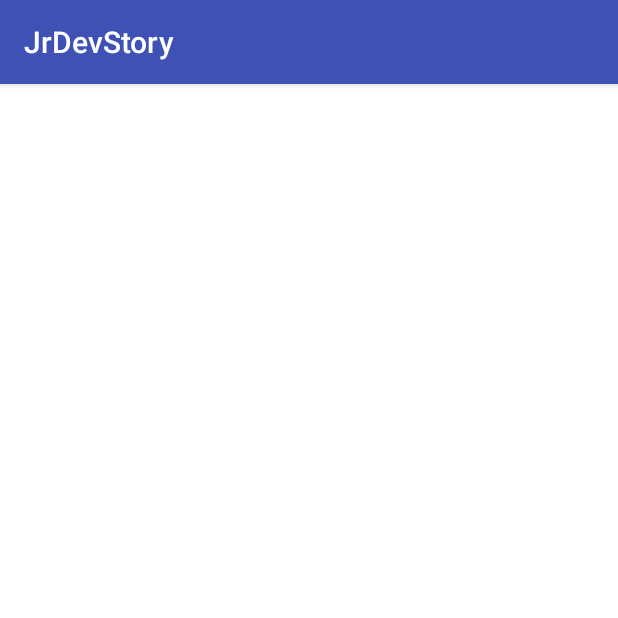
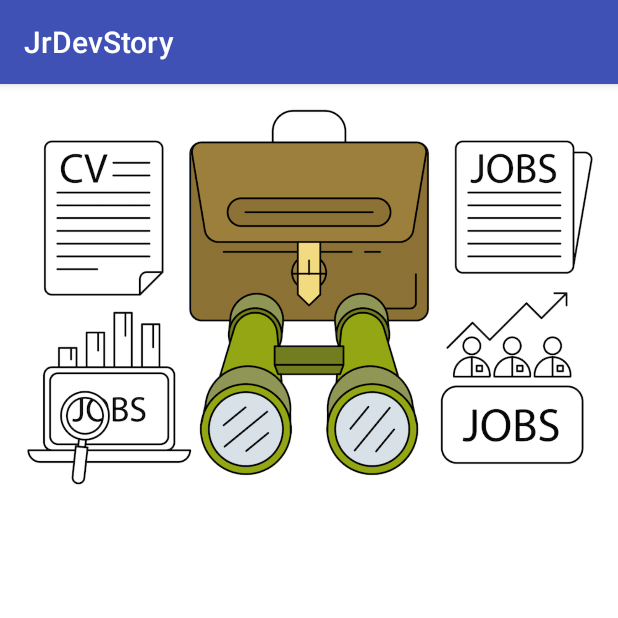
Before and after one commit to CalebPaul/dev-story, an Android app: the screen it shows after launch (StoryActivity), after a tap on "START THE JOB HUNT!", on a phone screen of 412 x 824 dp, the top half of it. Run offline under Robolectric (Android 15) with nearby library versions, the phone set to English and light mode, and no system bars.

Commit message:
add code to dynamically load bg images

```diff
--- a/app/src/main/java/calebpaul/jrdevstory/ui/StoryActivity.java
+++ b/app/src/main/java/calebpaul/jrdevstory/ui/StoryActivity.java
@@ -1,24 +1,52 @@
 package calebpaul.jrdevstory.ui;
 
 import android.content.Intent;
+import android.graphics.drawable.Drawable;
 import android.os.Bundle;
+import android.support.v4.content.ContextCompat;
 import android.support.v7.app.AppCompatActivity;
+import android.widget.Button;
+import android.widget.ImageView;
+import android.widget.TextView;
 
 import calebpaul.jrdevstory.R;
+import calebpaul.jrdevstory.model.Page;
+import calebpaul.jrdevstory.model.Story;
 
 public class StoryActivity extends AppCompatActivity {
 
     public final static String TAG = StoryActivity.class.getSimpleName();
+
+    private Story story;
+    private ImageView storyImageView;
+    private TextView storyTextView;
+    private Button choice1Button;
+    private Button choice2Button;
 
     @Override
     protected void onCreate(Bundle savedInstanceState) {
         super.onCreate(savedInstanceState);
         setContentView(R.layout.activity_story);
 
+        storyImageView = (ImageView) findViewById(R.id.storyImageView);
+        storyTextView = (TextView) findViewById(R.id.storyTextView);
+        choice1Button = (Button) findViewById(R.id.choice1Button);
+        choice2Button = (Button) findViewById(R.id.choice2Button);
+
         Intent intent = getIntent();
         String name = intent.getStringExtra("name");
         if (name == null || name.isEmpty()) {
             name = "friend";
         }
+
+        story = new Story();
+        loadPage(0);
+    }
+
+    private void loadPage(int pageNumber) {
+        Page page = story.getPage(pageNumber);
+
+        Drawable image = ContextCompat.getDrawable(this, page.getImgId());
+        storyImageView.setImageDrawable(image);
     }
 }
```
